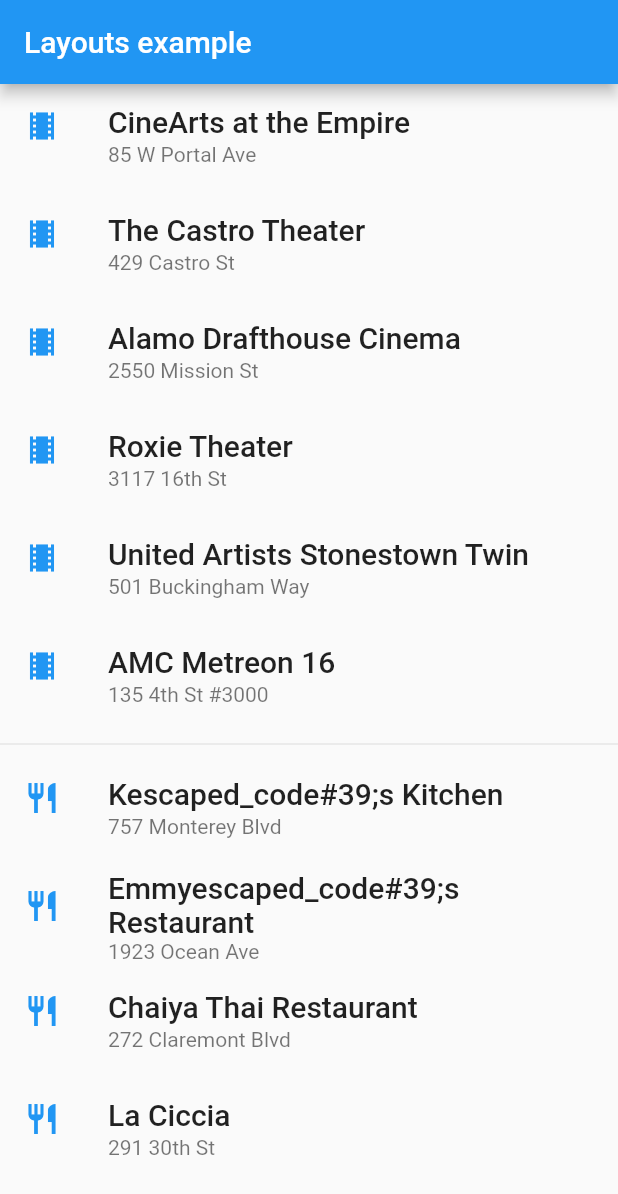
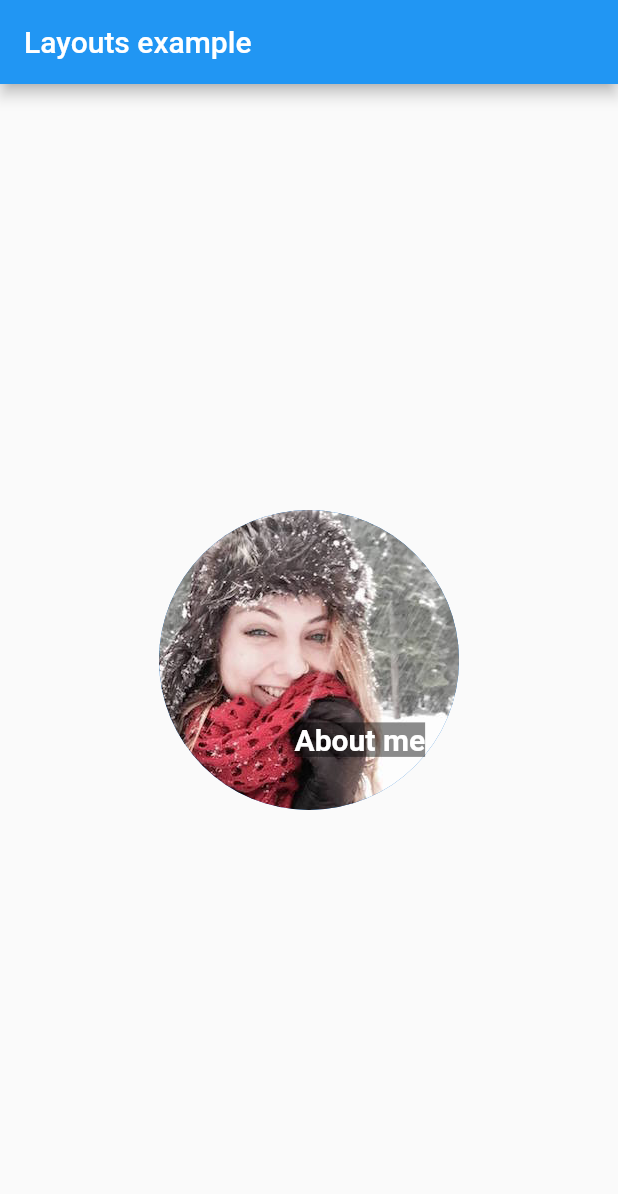
Before and after one commit to maobui/flutter_toturials, a Flutter app: the screen it shows after launch, on a phone screen of 412 x 824 dp. Shown: the top 1194 px of the screen. Run offline on Flutter 3.47's test engine with Material 2 defaults, Android fonts, the phone set to English and light mode, and no system bars.

Commit message:
- stack.

```diff
--- a/lib/Layouts.dart
+++ b/lib/Layouts.dart
@@ -158,7 +158,8 @@ class Layouts extends StatelessWidget {
             child: _buildImageColumn(),
           ),
         ),*/
-        child: _useGridView ? _buildGrid() : _buildList(),
+//        child: _useGridView ? _buildGrid() : _buildList(),
+        child: _buildStack(),
       ),
     );
   }
@@ -308,4 +309,25 @@ class Layouts extends StatelessWidget {
           color: Colors.blue[500],
         ),
       );
+
+  Widget _buildStack() => Stack(
+        alignment: const Alignment(0.6, 0.6),
+        children: <Widget>[
+          CircleAvatar(
+            backgroundImage: AssetImage('images/pic0.jpg'),
+            radius: 100,
+          ),
+          Container(
+            decoration: BoxDecoration(color: Colors.black45),
+            child: Text(
+              "About me",
+              style: TextStyle(
+                fontSize: 20,
+                fontWeight: FontWeight.bold,
+                color: Colors.white,
+              ),
+            ),
+          ),
+        ],
+      );
 }
```
